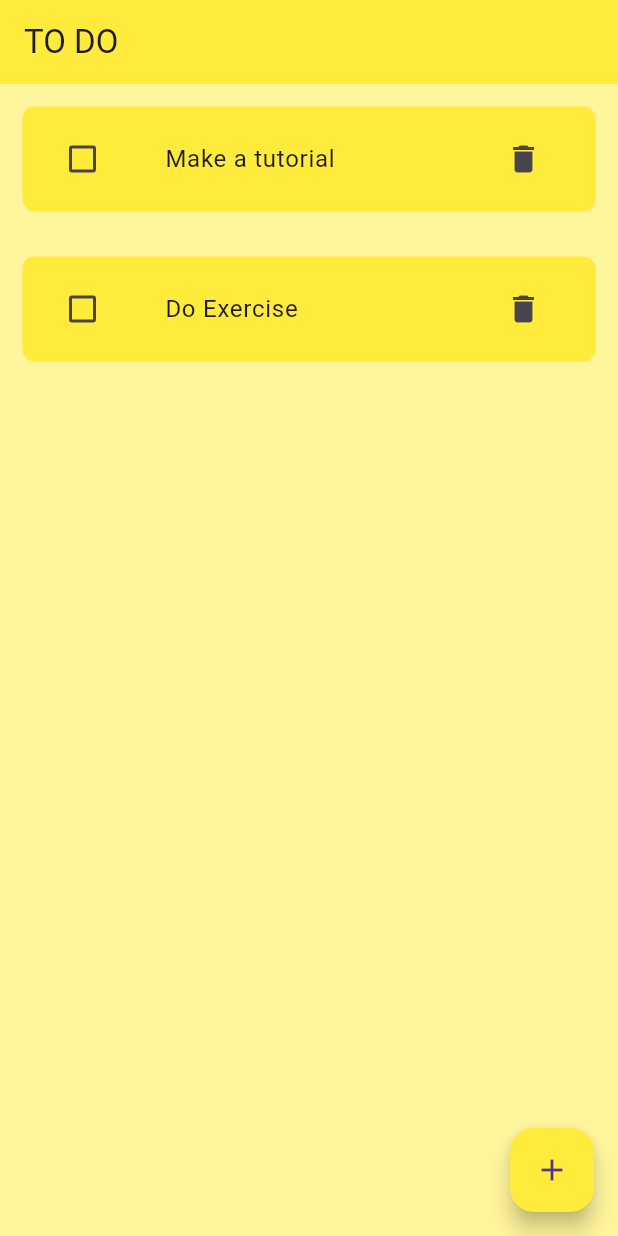
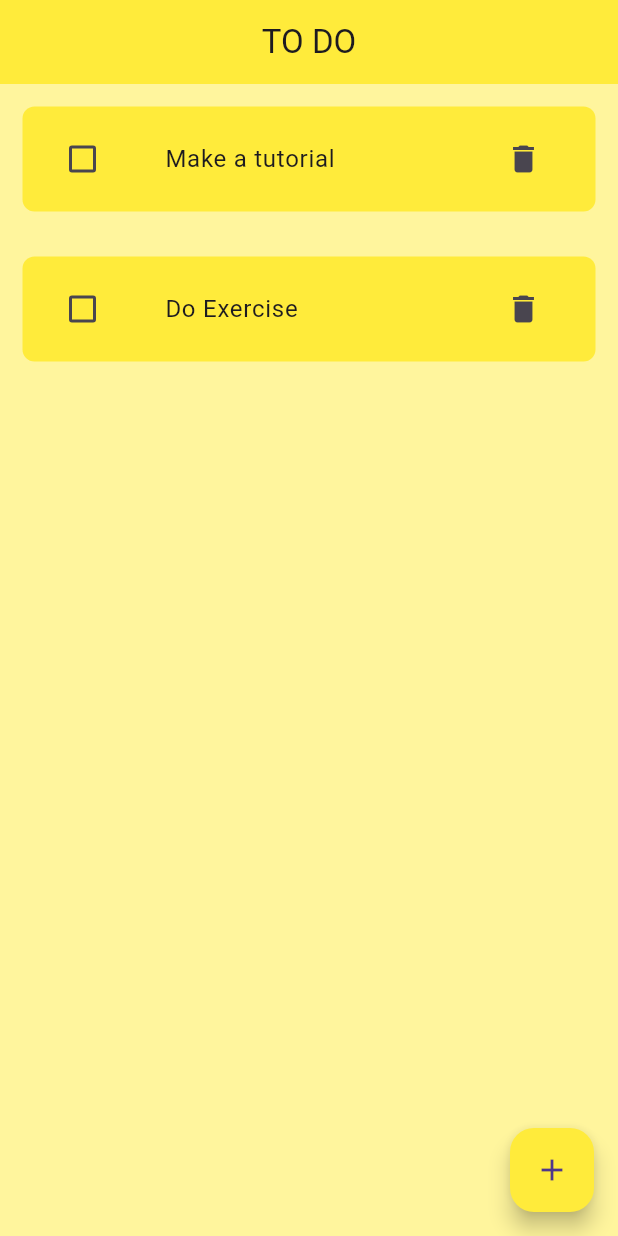
Before and after one commit to DanielLeke/To-Do-App, a Flutter app: the screen it shows after launch, on a phone screen of 412 x 824 dp. Run offline on Flutter 3.47's test engine with Material 3 defaults, Android fonts, the phone set to English and light mode, and no system bars.

Commit message:
Changed some aesthetic bits of the code

```diff
--- a/lib/pages/home_page.dart
+++ b/lib/pages/home_page.dart
@@ -23,7 +23,7 @@ class _HomePageState extends State<HomePage> {
     return Scaffold(
       backgroundColor: Colors.yellow[200],
       appBar: AppBar(
-        title: const Text("TO DO"),
+        title: const Center(child: Text("TO DO")),
         backgroundColor: Colors.yellow,
         elevation: 0,
       ),
```
